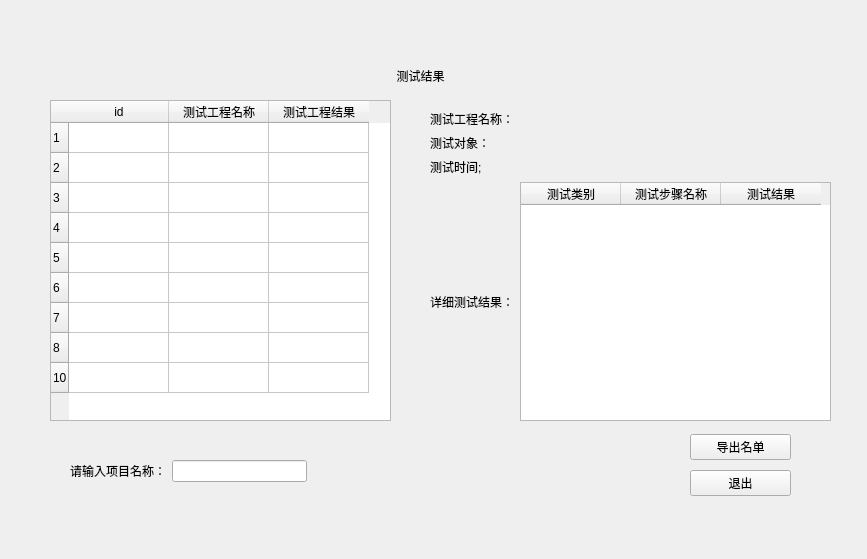
Above: result.ui from Woodsssss/Lanzhou before the change. Below: the same form after it.
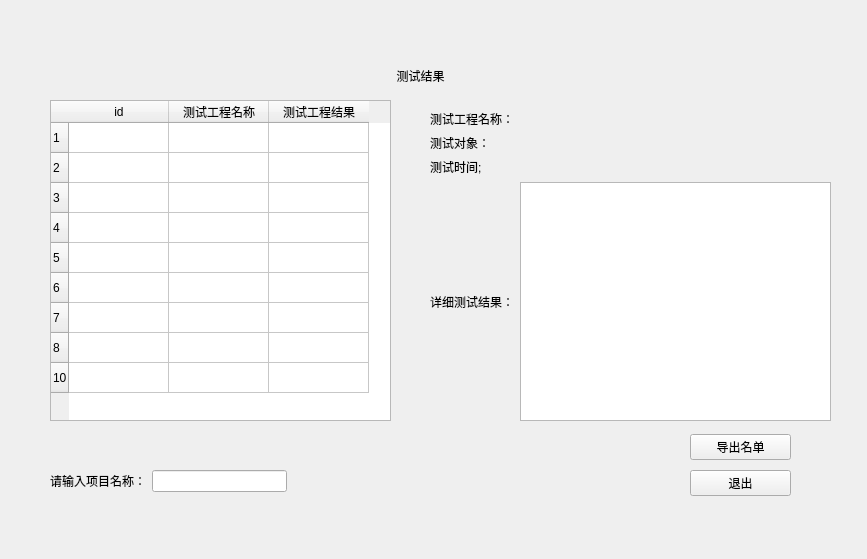
That is the form after the change.

Commit message: result完善

The edit to the form file:
```diff
--- a/result.ui
+++ b/result.ui
@@ -77,21 +77,6 @@
       <property name="selectionMode">
        <enum>QAbstractItemView::NoSelection</enum>
       </property>
-      <column>
-       <property name="text">
-        <string>测试类别</string>
-       </property>
-      </column>
-      <column>
-       <property name="text">
-        <string>测试步骤名称</string>
-       </property>
-      </column>
-      <column>
-       <property name="text">
-        <string>测试结果</string>
-       </property>
-      </column>
      </widget>
     </item>
    </layout>
@@ -118,7 +103,7 @@
     <set>Qt::AlignCenter</set>
    </property>
   </widget>
-  <widget class="QTableWidget" name="projects">
+  <widget class="QTableWidget" name="tableWidget">
    <property name="geometry">
     <rect>
      <x>50</x>
@@ -246,8 +231,8 @@
   <widget class="QWidget" name="">
    <property name="geometry">
     <rect>
-     <x>70</x>
-     <y>460</y>
+     <x>50</x>
+     <y>470</y>
      <width>237</width>
      <height>22</height>
     </rect>
```
Left out of the diff: 13 changed lines with no effect on the pictures. The commit also changes 7 other files.
